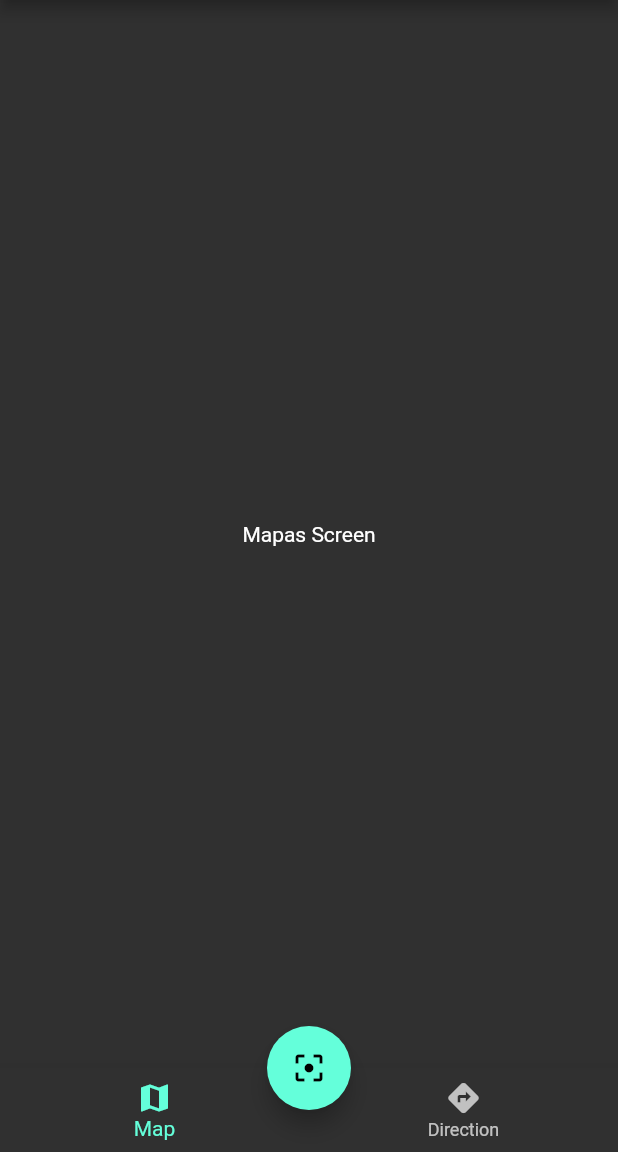
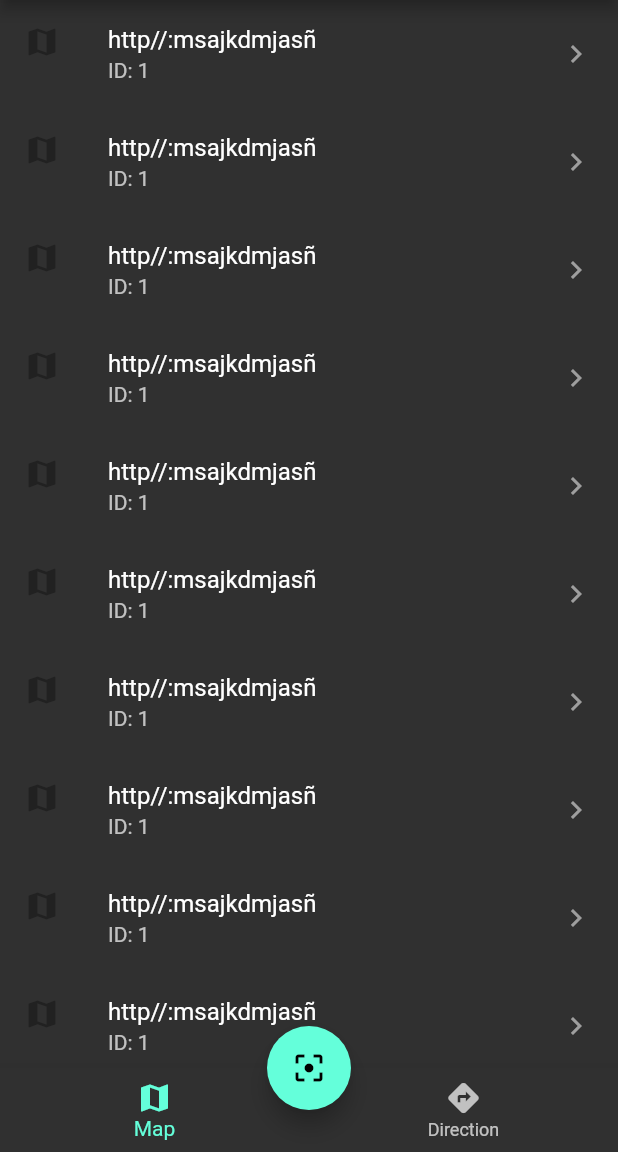
Before and after one commit to XxDEAMxX/QR-Reader, a Flutter app: the screen it shows after launch, on a phone screen of 412 x 824 dp, the part 84-1236 px from its top. Run offline on Flutter 3.47's test engine with Material 2 defaults, Android fonts, the phone set to English and light mode, and no system bars; our stand-ins replace sqflite; missing offline and left inert: flutter_barcode_scanner; accounts and stored records are empty.

Commit message:
Mostrar Scans UI - Sin base de datos

```diff
--- a/lib/screens/maps_screen.dart
+++ b/lib/screens/maps_screen.dart
@@ -5,8 +5,15 @@ class MapsScreen extends StatelessWidget {
 
   @override
   Widget build(BuildContext context) {
-    return Center(
-      child: Text('Mapas Screen')
+    return ListView.builder(
+      itemCount: 10,
+      itemBuilder: (context, index) => ListTile(
+        onTap: () => print('${index}'),
+        leading: Icon(Icons.map, color: Theme.of(context).primaryColor,),
+        title: Text('http//:msajkdmjasñ'),
+        subtitle: Text('ID: 1'),
+        trailing: Icon(Icons.keyboard_arrow_right, color: Colors.grey,),
+      ),
     );
   }
 }
```
